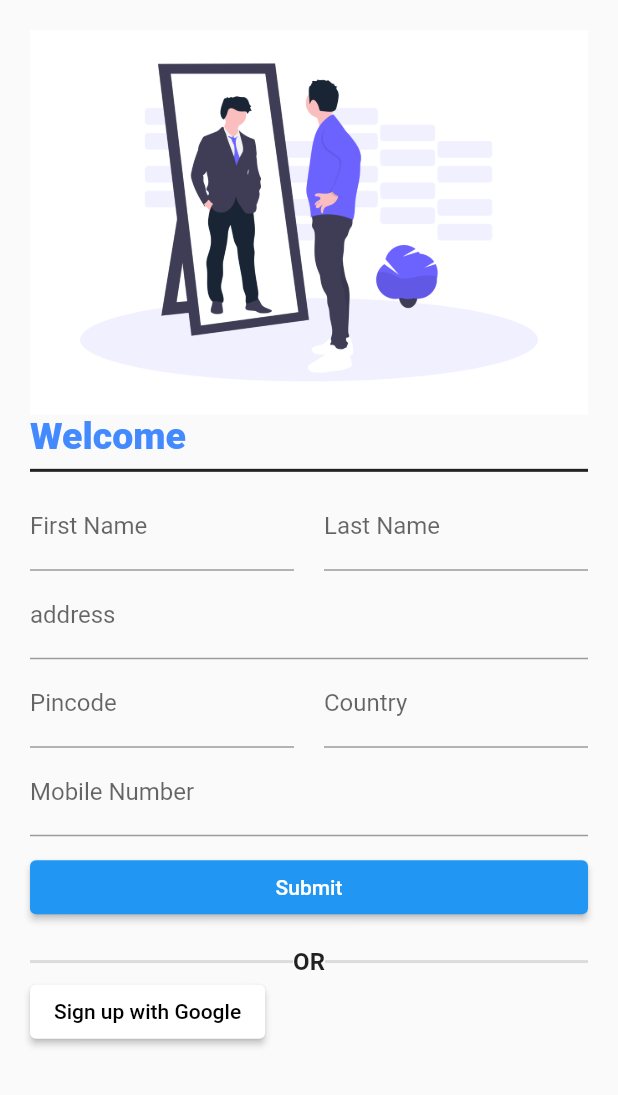
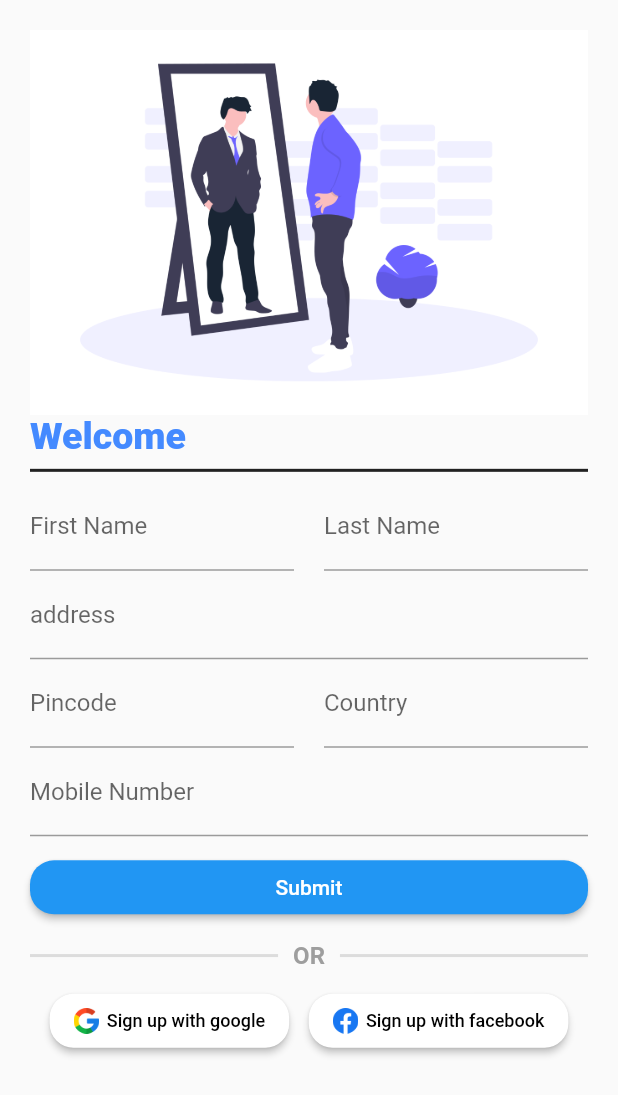
Before and after one commit to RahulChaudhary-07/5ive-to-9ine, a Flutter app: the screen it shows after launch, on a phone screen of 412 x 824 dp. Shown: the top 1095 px of the screen. Run offline on Flutter 3.47's test engine with Material 2 defaults, Android fonts, the phone set to English and light mode, and no system bars.

Commit message:
second commit

```diff
--- a/lib/main.dart
+++ b/lib/main.dart
@@ -44,12 +44,12 @@ class _MyAppState extends State<MyApp> {
               ),
               Row(
                 children: [
-                  Name_Widget(name: "First Name"),
+                  NameWidget(name: "First Name"),
                   SizedBox(width: 20),
-                  Name_Widget(name: "Last Name"),
+                  NameWidget(name: "Last Name"),
                 ],
               ),
-              address_widget(label: "address"),
+              AddressWidget(label: "address"),
 
               Row(
                 children: [
@@ -103,36 +103,47 @@ class _MyAppState extends State<MyApp> {
                   }
                 },
                 child: Text('Submit'),
+                style: ButtonStyle(
+                  shape: MaterialStateProperty.all<RoundedRectangleBorder>(
+                    RoundedRectangleBorder(
+                      borderRadius: BorderRadius.circular(16),
+                    ),
+                  ),
+                ),
               ),
               // Spacer(),
-              SizedBox(height: 16),
+              SizedBox(height: 12),
               Row(
                 children: [
                   Expanded(child: Divider(thickness: 2)),
+                  SizedBox(width: 10),
                   Text(
                     "OR",
-                    style: TextStyle(fontSize: 16, fontWeight: FontWeight.bold),
+                    style: TextStyle(
+                      fontSize: 16,
+                      fontWeight: FontWeight.bold,
+                      color: Colors.grey.shade500,
+                    ),
                   ),
-                  Expanded(
-                      child: Divider(
-                    thickness: 2,
-                  )),
+                  SizedBox(width: 10),
+                  Expanded(child: Divider(thickness: 2)),
                 ],
+              ),
+              SizedBox(
+                height: 10,
               ),
 
               Row(
+                mainAxisAlignment: MainAxisAlignment.spaceEvenly,
                 children: [
-                  ElevatedButton(
-                    onPressed: () {},
-                    child: Text(
-                      "Sign up with Google",
-                      style: TextStyle(color: Colors.black),
-                    ),
-                    style: ButtonStyle(
-                      backgroundColor: MaterialStateProperty.all(Colors.white),
-                    ),
+                  CommonButton(
+                    image: "google",
+                    title: "google",
                   ),
-                  // ElevatedButton(onPressed: () {}, child: Text("Google")),
+                  CommonButton(
+                    image: "facebook",
+                    title: "facebook",
+                  ),
                 ],
               ),
             ],
@@ -143,9 +154,49 @@ class _MyAppState extends State<MyApp> {
   }
 }
 
-class Name_Widget extends StatelessWidget {
+class CommonButton extends StatelessWidget {
+  final String image, title;
+
+  const CommonButton({
+    required this.image,
+    required this.title,
+    Key? key,
+  }) : super(key: key);
+
+  @override
+  Widget build(BuildContext context) {
+    return ElevatedButton(
+      onPressed: () {},
+      child: Row(
+        children: [
+          Image.asset(
+            "assets/images/$image.png",
+            scale: 30,
+          ),
+          SizedBox(
+            width: 5,
+          ),
+          Text(
+            "Sign up with $title",
+            style: TextStyle(color: Colors.black, fontSize: 12),
+          ),
+        ],
+      ),
+      style: ButtonStyle(
+        shape: MaterialStateProperty.all<RoundedRectangleBorder>(
+          RoundedRectangleBorder(
+            borderRadius: BorderRadius.circular(16),
+          ),
+        ),
+        backgroundColor: MaterialStateProperty.all(Colors.white),
+      ),
+    );
+  }
+}
+
+class NameWidget extends StatelessWidget {
   final String? name;
-  const Name_Widget({
+  const NameWidget({
     Key? key,
     this.name,
   }) : super(key: key);
@@ -169,9 +220,9 @@ class Name_Widget extends StatelessWidget {
   }
 }
 
-class address_widget extends StatelessWidget {
+class AddressWidget extends StatelessWidget {
   final String? label;
-  const address_widget({
+  const AddressWidget({
     Key? key,
     this.label,
   }) : super(key: key);
```
Also changed, not shown: assets/images/facebook.png (added), assets/images/google.png (added).
